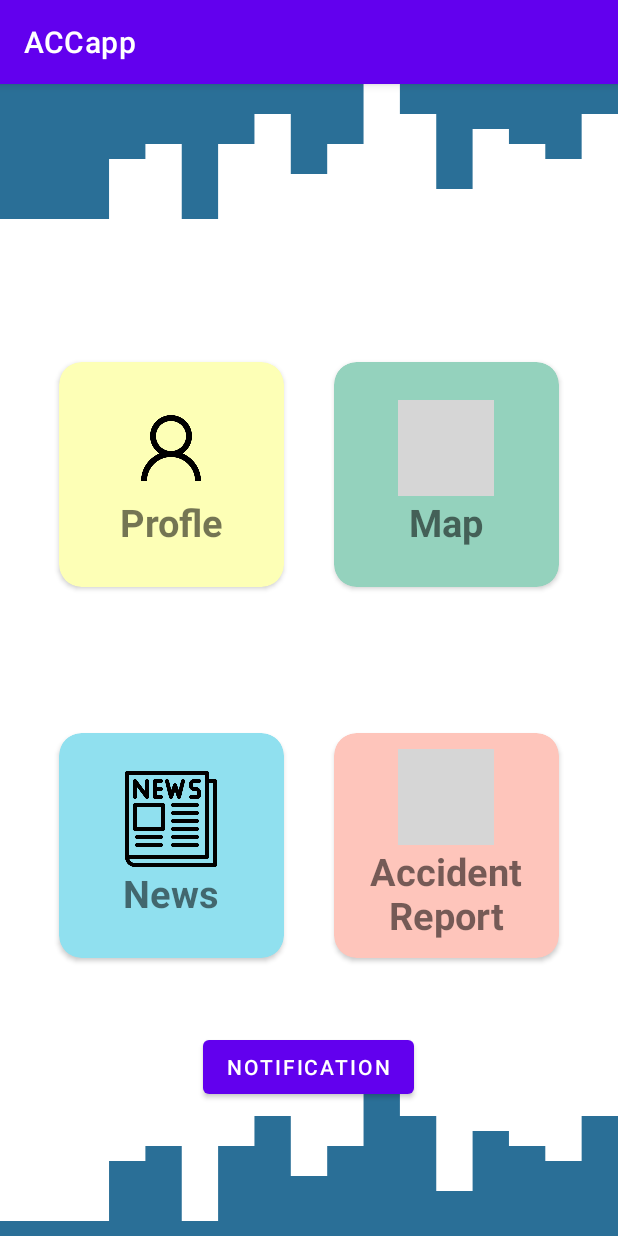
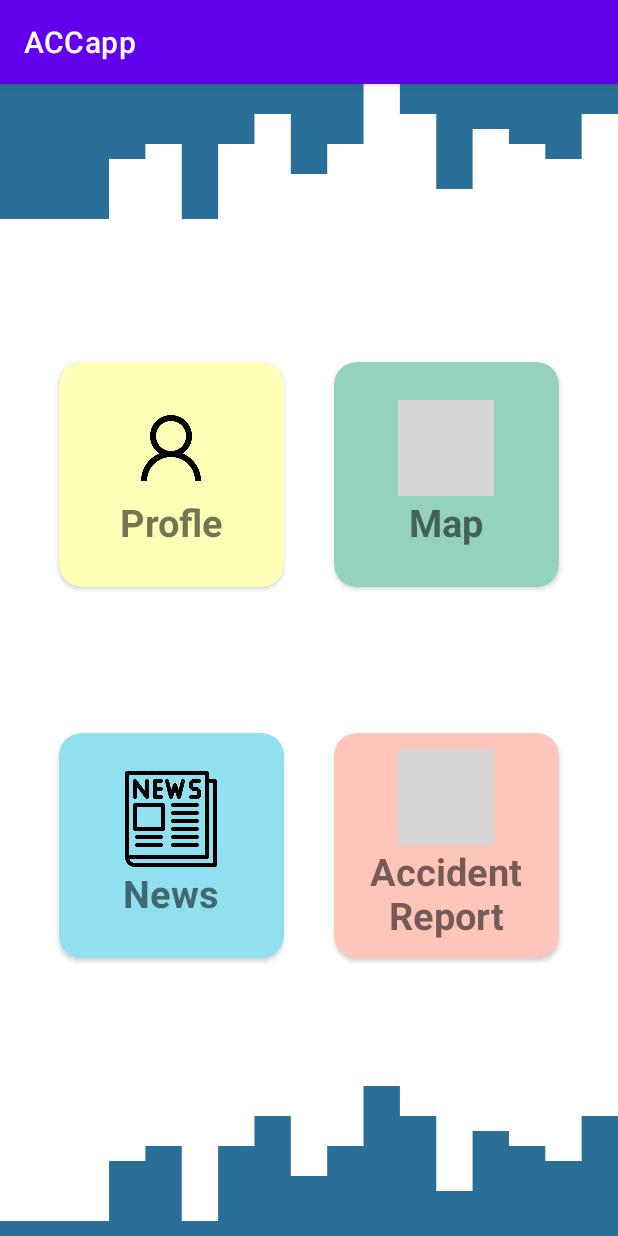
Before and after one commit to jirayaJP/incidentProject, an Android app: the NextActivity1 screen opened directly, with no data from a screen before it, on a phone screen of 412 x 824 dp. Run offline under Robolectric (Android 15) with nearby library versions, the phone set to English and light mode, and no system bars; Roboto replaces fonts that are not available here; grey boxes are pictures that could not be loaded.

```diff
--- a/app/src/main/java/com/example/accapp/NewsActivity.kt
+++ b/app/src/main/java/com/example/accapp/NewsActivity.kt
@@ -20,6 +20,7 @@ import com.google.firebase.auth.FirebaseAuth
 import com.google.firebase.firestore.*
 import com.google.firebase.storage.FirebaseStorage
 import java.io.File
+import java.sql.Timestamp
 
 
 data class Case(
@@ -45,7 +46,7 @@ class NewsActivity : AppCompatActivity(){
 
         db = FirebaseFirestore.getInstance()
         firebaseStorage = FirebaseStorage.getInstance()
-        val query = db.collection("Report").orderBy("date")
+        val query = db.collection("Report")
         val options = FirestoreRecyclerOptions.Builder<Case>().setQuery(query, Case::class.java).setLifecycleOwner(this).build()
         val adapter = object: FirestoreRecyclerAdapter<Case, UserViewHolder>(options){
             override fun onCreateViewHolder(parent: ViewGroup, viewType: Int): UserViewHolder {
@@ -65,7 +66,7 @@ class NewsActivity : AppCompatActivity(){
                 injuredTest.text = model.injured
                 deadTest.text = model.dead
                 accTest.text = model.acctype
-                val ref = firebaseStorage.reference.child("test/image/car acc 1 hurt")
+                val ref = firebaseStorage.reference.child("test/image/test")
                 val localFile = File.createTempFile("detail","jpg")
                 ref.getFile(localFile).addOnSuccessListener {
                     val bitmap = BitmapFactory.decodeFile(localFile.absolutePath)
--- a/app/src/main/java/com/example/accapp/NextActivity1.kt
+++ b/app/src/main/java/com/example/accapp/NextActivity1.kt
@@ -21,7 +21,7 @@ class NextActivity1 : AppCompatActivity() {
     var profile: CardView ?= null
     private val CHANNEL_ID = "channel_id_example_01"
     private val notificationID = 101
-    lateinit var noti_button: Button
+
 
     override fun onCreate(savedInstanceState: Bundle?) {
         super.onCreate(savedInstanceState)
@@ -33,11 +33,7 @@ class NextActivity1 : AppCompatActivity() {
         profile = findViewById(R.id.profile)
 
         createNotificationChannel()
-        noti_button=findViewById(R.id.testnoti)
-        noti_button.setOnClickListener(){
-            sendNotification()
 
-        }
 
         report!!.setOnClickListener{
             val intent = Intent(this,reportActivity::class.java)
@@ -60,7 +56,6 @@ class NextActivity1 : AppCompatActivity() {
         }
     }
     private fun createNotificationChannel(){
-        if(Build.VERSION.SDK_INT >= Build.VERSION_CODES.O){
         val name = "Incident Notification"
         val descriptionText = "Notification Description"
         val importance = NotificationManager.IMPORTANCE_DEFAULT
@@ -69,7 +64,6 @@ class NextActivity1 : AppCompatActivity() {
         }
         val notificationManager: NotificationManager = getSystemService(Context.NOTIFICATION_SERVICE) as NotificationManager
         notificationManager.createNotificationChannel(channel)
-        }
     }
     private fun sendNotification(){
         val builder = NotificationCompat.Builder(this, CHANNEL_ID)
--- a/app/src/main/res/layout/activity_next1.xml
+++ b/app/src/main/res/layout/activity_next1.xml
@@ -178,17 +178,7 @@
         app:layout_constraintTop_toTopOf="parent"
         app:layout_constraintVertical_bias="0.0" />
 
-    <Button
-        android:id="@+id/testnoti"
-        android:layout_width="wrap_content"
-        android:layout_height="wrap_content"
-        android:text="notification"
-        app:layout_constraintBottom_toBottomOf="parent"
-        app:layout_constraintEnd_toEndOf="parent"
-        app:layout_constraintHorizontal_bias="0.498"
-        app:layout_constraintStart_toStartOf="parent"
-        app:layout_constraintTop_toTopOf="parent"
-        app:layout_constraintVertical_bias="0.877" />
+
 
 
 </androidx.constraintlayout.widget.ConstraintLayout>
```
Also changed, not shown: app/src/main/java/com/example/accapp/reportActivity.kt (+16 -2 lines), app/src/main/res/layout/example.xml (+8 -5 lines). Lines whose indentation alone changed are shown as unchanged.
